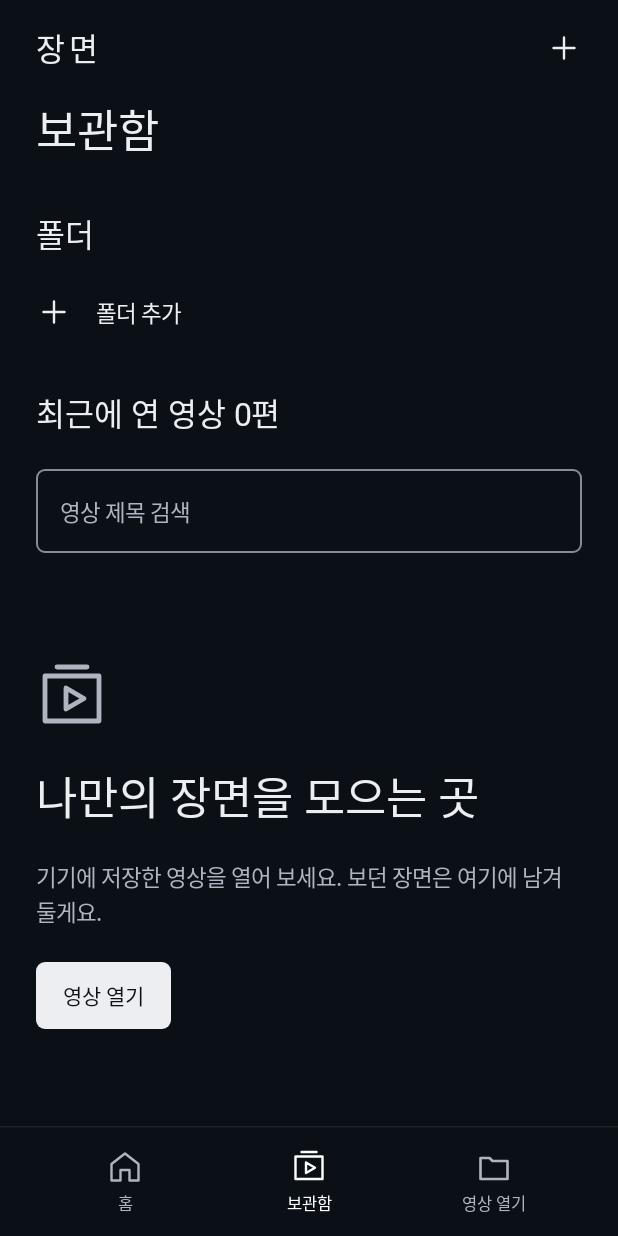
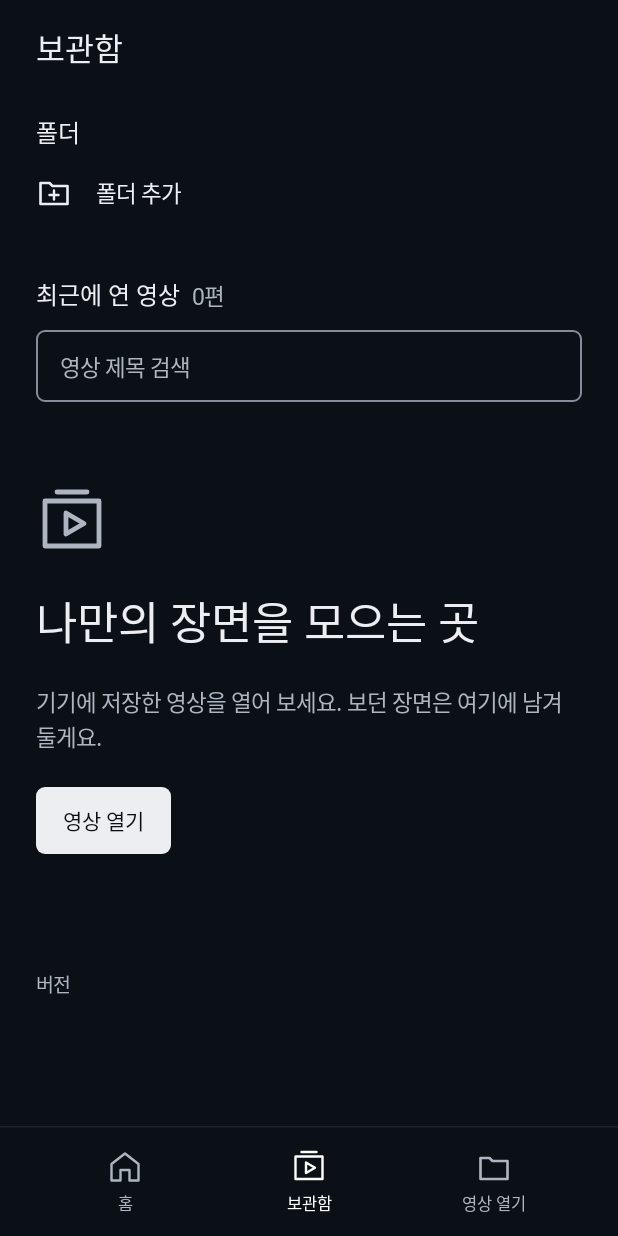
Before and after one commit to joseph0926/for-me, an Android app built with Jetpack Compose: the composable VideoApp shown on its own in the app's theme, item 2 of the bottom bar chosen, on a phone screen of 412 x 824 dp. Run offline under Robolectric (Android 15) with nearby library versions, the phone set to English and light mode, and no system bars; Roboto replaces fonts that are not available here; 1 statement that could not run was skipped.

Commit message:
feat: 보관함 묶음별 간격, 행 제목 위계와 폴더 추가 아이콘 정리

```diff
--- a/apps/video/android/src/main/java/dev/forme/video/ui/LibraryScreen.kt
+++ b/apps/video/android/src/main/java/dev/forme/video/ui/LibraryScreen.kt
@@ -5,7 +5,9 @@ import androidx.activity.result.contract.ActivityResultContracts
 import androidx.compose.foundation.Canvas
 import androidx.compose.foundation.background
 import androidx.compose.foundation.clickable
+import androidx.compose.foundation.interaction.MutableInteractionSource
 import androidx.compose.foundation.layout.*
+import androidx.compose.foundation.text.BasicTextField
 import androidx.compose.foundation.lazy.LazyColumn
 import androidx.compose.foundation.lazy.LazyRow
 import androidx.compose.foundation.lazy.items
@@ -27,10 +29,17 @@ import androidx.compose.ui.graphics.Brush
 import androidx.compose.ui.graphics.StrokeCap
 import androidx.compose.ui.graphics.drawscope.Stroke
 import androidx.compose.ui.graphics.Color
+import androidx.compose.ui.graphics.SolidColor
 import androidx.compose.ui.res.painterResource
 import androidx.compose.ui.res.stringResource
+import androidx.compose.ui.semantics.clearAndSetSemantics
+import androidx.compose.ui.semantics.contentDescription
+import androidx.compose.ui.semantics.semantics
+import androidx.compose.ui.text.font.FontWeight
+import androidx.compose.ui.text.input.VisualTransformation
 import androidx.compose.ui.text.style.TextDecoration
 import androidx.compose.ui.text.style.TextOverflow
+import androidx.compose.ui.unit.Dp
 import androidx.compose.ui.unit.dp
 import androidx.compose.ui.unit.sp
 import android.net.Uri
@@ -69,43 +78,44 @@ internal fun LibraryScreen(records: List<PlaybackRecord>, openFile: () -> Unit,
     }
     val openDetail = { record: PlaybackRecord -> detailUri = record.uri }
     Column(modifier.fillMaxSize()) {
-        Row(Modifier.fillMaxWidth().padding(start = 24.dp, end = 12.dp, top = 8.dp, bottom = 8.dp),
+        // 버튼이 없는 보관함에서도 홈과 머리 줄 높이를 맞춰 탭을 바꿀 때 목록이 움직이지 않게 한다.
+        Row(Modifier.fillMaxWidth().padding(start = 24.dp, end = 12.dp, top = 8.dp, bottom = 8.dp).heightIn(min = 48.dp),
             verticalAlignment = Alignment.CenterVertically) {
+            // 보관함에서는 따로 큰 제목 줄을 두지 않고 이 줄이 화면 이름을 맡는다.
+            // 영상 열기는 아래 탭이 맡으므로, 폴더 추가와 헷갈리는 + 버튼을 보관함 머리 줄에는 두지 않는다.
+            if (library) {
+                Text(stringResource(R.string.library), style = MaterialTheme.typography.titleLarge,
+                    modifier = Modifier.weight(1f))
+            } else {
                 Text(stringResource(R.string.app_name), style = MaterialTheme.typography.titleLarge.copy(letterSpacing = 3.sp),
                     modifier = Modifier.weight(1f))
                 VideoIconButton(openFile, Modifier.size(48.dp)) {
                     Icon(painterResource(R.drawable.ic_add), stringResource(R.string.open_video))
                 }
             }
+        }
+        // 보관함은 묶음마다 간격을 따로 둔다. 모든 항목 사이에 같은 간격을 두면 묶음 경계가 보이지 않는다.
         LazyColumn(Modifier.weight(1f), state = listState, contentPadding = PaddingValues(bottom = 28.dp),
-            verticalArrangement = Arrangement.spacedBy(24.dp)) {
+            verticalArrangement = if (library) Arrangement.Top else Arrangement.spacedBy(24.dp)) {
             if (library) {
-                item {
-                    Text(stringResource(R.string.library), Modifier.padding(horizontal = 24.dp),
-                        style = MaterialTheme.typography.headlineLarge)
-                }
                 item {
                     LibraryFolders(folders.sortedRoots(), open = { openTree = it }, add = { folderPicker.launch(null) })
                 }
                 item {
-                    Column(Modifier.padding(horizontal = 24.dp), verticalArrangement = Arrangement.spacedBy(12.dp)) {
-                        Text(stringResource(R.string.library_count, records.size), style = MaterialTheme.typography.titleLarge)
-                        OutlinedTextField(query, { query = it }, Modifier.fillMaxWidth(), singleLine = true,
-                            label = { Text(stringResource(R.string.search_videos)) },
-                            shape = MaterialTheme.shapes.small)
-                    }
+                    RecentVideosHeader(records.size, query) { query = it }
                 }
                 val visible = records.filter { it.title.contains(query, ignoreCase = true) }
                 if (visible.isEmpty()) item {
                     EmptyCollection(records.isEmpty(), openFile)
                 }
                 items(visible, key = { it.uri }) { record ->
-                    VideoRow(record, { play(record) }) { openDetail(record) }
+                    VideoRow(record, { play(record) }, verticalPadding = LIBRARY_ROW_PADDING) { openDetail(record) }
                 }
                 // 문제를 알릴 때 어느 빌드였는지 기록할 수 있게 보관함 끝에 둔다.
                 item {
                     Text(stringResource(R.string.app_version, BuildConfig.VERSION_NAME),
-                        Modifier.padding(horizontal = 24.dp), style = MaterialTheme.typography.bodySmall,
+                        Modifier.padding(start = 24.dp, end = 24.dp, top = LIBRARY_GROUP_GAP),
+                        style = MaterialTheme.typography.bodySmall,
                         color = MaterialTheme.colorScheme.onSurfaceVariant)
                 }
             } else {
@@ -199,21 +209,25 @@ private fun FeaturedVideo(record: PlaybackRecord, play: () -> Unit, open: () ->
 @Composable
 private fun LibraryFolders(roots: List<Pair<Uri, String>>, open: (Uri) -> Unit, add: () -> Unit) {
     Column {
+        if (roots.isNotEmpty()) {
+            // 제목 옆 추가 글자가 누를 수 있는 높이를 갖도록 이 경우에만 줄 높이를 48dp로 둔다.
             Row(Modifier.fillMaxWidth().padding(start = 24.dp, end = 12.dp).heightIn(min = 48.dp),
                 verticalAlignment = Alignment.CenterVertically) {
-            Text(stringResource(R.string.folder), Modifier.weight(1f), style = MaterialTheme.typography.titleLarge)
-            if (roots.isNotEmpty()) {
+                Text(stringResource(R.string.folder), Modifier.weight(1f), style = MaterialTheme.typography.titleMedium)
                 Text(stringResource(R.string.add_folder),
                     Modifier.clickable(role = Role.Button, onClick = add).padding(horizontal = 12.dp, vertical = 14.dp),
                     color = MaterialTheme.colorScheme.onSurfaceVariant,
                     style = MaterialTheme.typography.labelLarge.copy(textDecoration = TextDecoration.Underline))
             }
-        }
-        if (roots.isEmpty()) {
+        } else {
+            // 추가 행이 바로 아래 붙도록 제목에 빈 줄 높이를 주지 않는다.
+            Text(stringResource(R.string.folder), Modifier.padding(start = 24.dp, end = 24.dp, top = 12.dp),
+                style = MaterialTheme.typography.titleMedium)
+            // 폴더 행과 같은 자리와 모양에 폴더 모양 아이콘을 두어, 영상 열기의 +와 다른 동작으로 읽히게 한다.
             Row(Modifier.fillMaxWidth().clickable(role = Role.Button, onClick = add).heightIn(min = 56.dp)
                 .padding(horizontal = 24.dp, vertical = 8.dp), verticalAlignment = Alignment.CenterVertically,
                 horizontalArrangement = Arrangement.spacedBy(16.dp)) {
-                Icon(painterResource(R.drawable.ic_add), null, Modifier.size(24.dp))
+                Icon(painterResource(R.drawable.ic_folder_add), null, Modifier.size(24.dp))
                 Text(stringResource(R.string.add_folder))
             }
         }
@@ -259,13 +273,77 @@ private fun SectionTitle(title: String, open: () -> Unit) {
     }
 }
 
+/** 보관함 목록 행의 위아래 안쪽 여백. 행끼리는 간격 없이 붙고 이 여백으로 떨어진다. */
+private val LIBRARY_ROW_PADDING = 11.dp
+
+/** 보관함 묶음 사이 여백. 행 사이(안쪽 여백 두 번)보다 넓어야 묶음이 나뉘어 보인다. */
+private val LIBRARY_GROUP_GAP = 28.dp
+
+/** 보관함의 최근 영상 묶음 머리. 검색은 이 묶음만 거르므로 제목 바로 아래에 둔다. */
 @Composable
-private fun VideoRow(record: PlaybackRecord, play: () -> Unit, open: () -> Unit) {
-    Row(Modifier.fillMaxWidth().clickable(onClick = play).padding(start = 24.dp, end = 12.dp),
+private fun RecentVideosHeader(count: Int, query: String, changeQuery: (String) -> Unit) {
+    Column(Modifier.padding(start = 24.dp, end = 24.dp, top = LIBRARY_GROUP_GAP, bottom = 8.dp),
+        verticalArrangement = Arrangement.spacedBy(12.dp)) {
+        Row(verticalAlignment = Alignment.Bottom, horizontalArrangement = Arrangement.spacedBy(8.dp)) {
+            Text(stringResource(R.string.recently_opened), style = MaterialTheme.typography.titleMedium)
+            Text(stringResource(R.string.library_count, count), style = MaterialTheme.typography.bodyMedium,
+                color = MaterialTheme.colorScheme.onSurfaceVariant)
+        }
+        SearchField(query, changeQuery)
+    }
+}
+
+/** 떠오르는 라벨 없이 안내 글자만 두어 기본 입력란보다 낮게 만든다. */
+@Composable
+private fun SearchField(query: String, changeQuery: (String) -> Unit) {
+    val interactionSource = remember { MutableInteractionSource() }
+    val colors = OutlinedTextFieldDefaults.colors()
+    val shape = MaterialTheme.shapes.small
+    val label = stringResource(R.string.search_videos)
+    BasicTextField(
+        value = query,
+        onValueChange = changeQuery,
+        modifier = Modifier.fillMaxWidth().semantics { contentDescription = label },
+        singleLine = true,
+        textStyle = MaterialTheme.typography.bodyLarge.copy(color = MaterialTheme.colorScheme.onSurface),
+        cursorBrush = SolidColor(MaterialTheme.colorScheme.onSurface),
+        interactionSource = interactionSource,
+    ) { innerTextField ->
+        OutlinedTextFieldDefaults.DecorationBox(
+            value = query,
+            innerTextField = innerTextField,
+            enabled = true,
+            singleLine = true,
+            visualTransformation = VisualTransformation.None,
+            interactionSource = interactionSource,
+            // 입력란 이름은 위 설명으로 전하므로, 입력하면 사라지는 안내 글자는 읽기 도구에 다시 알리지 않는다.
+            placeholder = { Text(label, Modifier.clearAndSetSemantics { }) },
+            colors = colors,
+            contentPadding = PaddingValues(horizontal = 16.dp, vertical = 12.dp),
+            container = {
+                OutlinedTextFieldDefaults.Container(
+                    enabled = true,
+                    isError = false,
+                    interactionSource = interactionSource,
+                    colors = colors,
+                    shape = shape,
+                )
+            },
+        )
+    }
+}
+
+@Composable
+private fun VideoRow(record: PlaybackRecord, play: () -> Unit, verticalPadding: Dp = 0.dp, open: () -> Unit) {
+    Row(Modifier.fillMaxWidth().clickable(onClick = play)
+        .padding(start = 24.dp, end = 12.dp, top = verticalPadding, bottom = verticalPadding),
         verticalAlignment = Alignment.CenterVertically, horizontalArrangement = Arrangement.spacedBy(16.dp)) {
         VideoArtwork(record.uri, Modifier.width(104.dp).height(64.dp).clip(MaterialTheme.shapes.medium))
-        Column(Modifier.weight(1f), verticalArrangement = Arrangement.spacedBy(6.dp)) {
-            Text(record.title, maxLines = 2, overflow = TextOverflow.Ellipsis, style = MaterialTheme.typography.titleMedium)
+        // 행 제목은 묶음 소제목(16sp 650)보다 한 단계 낮게 두고, 긴 파일 이름은 한 줄로 잘라 행 높이를 맞춘다.
+        // 잘린 이름은 상세에서 세 줄까지 보여 준다.
+        Column(Modifier.weight(1f), verticalArrangement = Arrangement.spacedBy(2.dp)) {
+            Text(record.title, maxLines = 1, overflow = TextOverflow.Ellipsis,
+                style = MaterialTheme.typography.bodyLarge.copy(fontWeight = FontWeight.Medium))
             Text(timeSummary(record), style = MaterialTheme.typography.bodySmall,
                 color = MaterialTheme.colorScheme.onSurfaceVariant)
         }
--- /dev/null
+++ b/apps/video/android/src/main/res/drawable/ic_folder_add.xml
@@ -0,0 +1,12 @@
+<vector xmlns:android="http://schemas.android.com/apk/res/android"
+    android:width="24dp" android:height="24dp"
+    android:viewportWidth="24" android:viewportHeight="24">
+    <path android:pathData="M3,6 L9,6 L11,8 L21,8 L21,20 L3,20 Z"
+        android:fillColor="@android:color/transparent"
+        android:strokeColor="#FFFFFFFF" android:strokeWidth="1.75"
+        android:strokeLineCap="round" android:strokeLineJoin="round" />
+    <path android:pathData="M12,11 L12,17 M9,14 L15,14"
+        android:fillColor="@android:color/transparent"
+        android:strokeColor="#FFFFFFFF" android:strokeWidth="1.6"
+        android:strokeLineCap="round" />
+</vector>
--- a/apps/video/android/src/main/res/values/strings.xml
+++ b/apps/video/android/src/main/res/values/strings.xml
@@ -7,6 +7,7 @@
     <string name="pause">일시정지</string>
     <string name="seek">재생 위치</string>
     <string name="loading">영상을 여는 중</string>
+    <string name="preparing_fonts">처음 한 번만 글꼴을 준비하는 중</string>
     <string name="file_unavailable">파일을 열 수 없습니다. 파일이 이동하거나 삭제됐거나 접근 권한이 없을 수 있습니다. 다시 선택해 주세요.</string>
     <string name="playback_failed">영상을 재생할 수 없습니다. 다른 파일을 선택해 주세요.</string>
     <string name="storage_failed">이어보기 기록을 읽거나 저장하지 못했습니다. 저장 공간을 확인한 뒤 다시 시도해 주세요.</string>
@@ -29,7 +30,8 @@
     <string name="speed_reset">재생 속도 %1$s배, 누르면 1.0배</string>
     <string name="library">보관함</string>
     <string name="home">홈</string>
-    <string name="library_count">최근에 연 영상 %1$d편</string>
+    <string name="recently_opened">최근에 연 영상</string>
+    <string name="library_count">%1$d편</string>
     <string name="search_videos">영상 제목 검색</string>
     <string name="continue_watching">계속 시청하기</string>
     <string name="your_last_scene">마지막으로 보던 장면</string>
```
Lines whose indentation alone changed are shown as unchanged.
